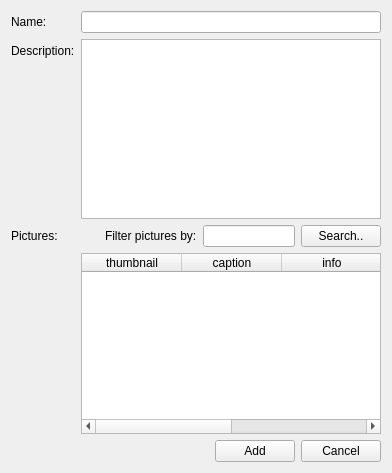
Above: qt/apps/configurator/forms/category_add.ui from Wolframe/qtClient before the change. Below: the same form after it.
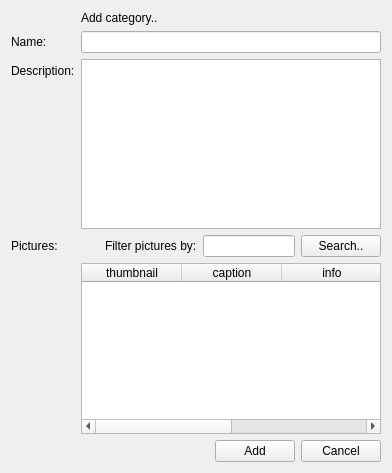
That is the form after the change. Icons and pictures are not drawn.

```diff
--- a/qt/apps/configurator/forms/category_add.ui
+++ b/qt/apps/configurator/forms/category_add.ui
@@ -17,7 +17,7 @@
    <property name="fieldGrowthPolicy">
     <enum>QFormLayout::AllNonFixedFieldsGrow</enum>
    </property>
-   <item row="0" column="0">
+   <item row="1" column="0">
     <widget class="QLabel" name="label_name">
      <property name="text">
       <string>Name:</string>
@@ -27,14 +27,14 @@
      </property>
     </widget>
    </item>
-   <item row="0" column="1">
+   <item row="1" column="1">
     <widget class="QLineEdit" name="name">
      <property name="initialFocus" stdset="0">
       <bool>true</bool>
      </property>
     </widget>
    </item>
-   <item row="1" column="0">
+   <item row="2" column="0">
     <widget class="QLabel" name="label_description">
      <property name="text">
       <string>Description:</string>
@@ -44,10 +44,10 @@
      </property>
     </widget>
    </item>
-   <item row="1" column="1">
+   <item row="2" column="1">
     <widget class="QPlainTextEdit" name="description"/>
    </item>
-   <item row="3" column="1">
+   <item row="4" column="1">
     <widget class="QTableWidget" name="picture">
      <property name="horizontalScrollBarPolicy">
       <enum>Qt::ScrollBarAsNeeded</enum>
@@ -107,7 +107,7 @@
      </column>
     </widget>
    </item>
-   <item row="4" column="1">
+   <item row="5" column="1">
     <layout class="QHBoxLayout" name="horizontalLayout">
      <item>
       <spacer name="horizontalSpacer">
@@ -156,7 +156,7 @@
      </item>
     </layout>
    </item>
-   <item row="2" column="1">
+   <item row="3" column="1">
     <layout class="QHBoxLayout" name="horizontalLayout_2">
      <item>
       <spacer name="horizontalSpacer_2">
@@ -196,7 +196,7 @@
      </item>
     </layout>
    </item>
-   <item row="2" column="0">
+   <item row="3" column="0">
     <widget class="QLabel" name="label_picture">
      <property name="text">
       <string>Pictures:</string>
@@ -206,6 +206,23 @@
      </property>
     </widget>
    </item>
+   <item row="0" column="0">
+    <widget class="QLabel" name="label">
+     <property name="text">
+      <string/>
+     </property>
+     <property name="pixmap">
+      <pixmap resource="../resources/configurator.qrc">:/images/folder_add.png</pixmap>
+     </property>
+    </widget>
+   </item>
+   <item row="0" column="1">
+    <widget class="QLabel" name="label_3">
+     <property name="text">
+      <string>Add category..</string>
+     </property>
+    </widget>
+   </item>
   </layout>
  </widget>
  <tabstops>
```
Left out of the diff: 4 changed lines with no effect on the pictures.
